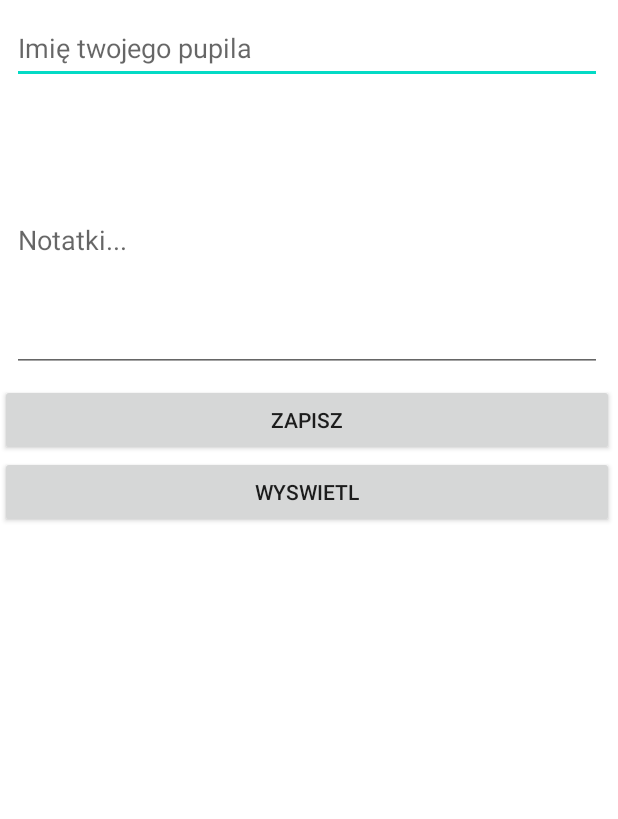
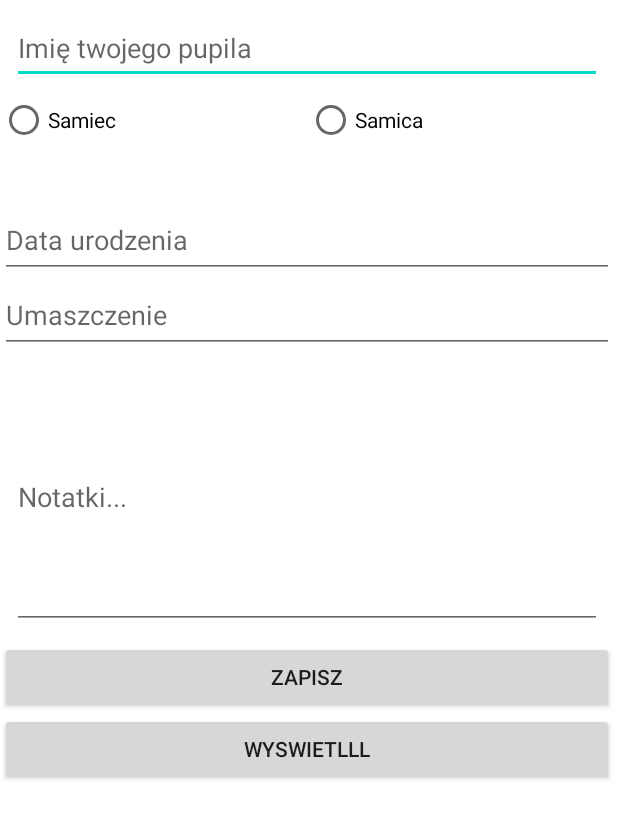
Before and after one commit to Szkolarz/RodentsHelper, an Android app: the AddRodents screen opened directly, with no data from a screen before it, on a phone screen of 412 x 824 dp. Shown: the top 819 px of the screen. Run offline under Robolectric (Android 15) with nearby library versions, the phone set to English and light mode, and no system bars.

Commit message:
Separate edit activity + missing CRUD elements

```diff
--- a/app/src/main/java/com/example/rodentshelper/AddRodents.java
+++ b/app/src/main/java/com/example/rodentshelper/AddRodents.java
@@ -6,32 +6,55 @@ import android.os.Bundle;
 import android.view.View;
 import android.widget.Button;
 import android.widget.EditText;
+import android.widget.RadioButton;
+import android.widget.RadioGroup;
 import android.widget.Toast;
 
 import com.example.rodentshelper.SQL.SQLiteHelper;
 
+import java.sql.Date;
+
 public class AddRodents extends Activity {
 
-    EditText editTextNotes, editTextName;
+    EditText editTextNotes, editTextName, editTextDate, editTextFur;
     Button buttonSaveRodent, buttonView;
+    RadioButton radioButtonGender1, radioButtonGender2;
+
+
+    RadioGroup radioGroup;
+    RadioButton radioButton;
 
     @Override
     public void onCreate(Bundle savedInstanceState) {
         super.onCreate(savedInstanceState);
         setContentView(R.layout.chosen_rodent);
 
-        editTextName = findViewById(R.id.editTextListName);
-        editTextNotes = findViewById(R.id.editTextNotes);
+        editTextName = findViewById(R.id.editTextEditName);
+        editTextDate = findViewById(R.id.editTextEditDate);
+        editTextFur = findViewById(R.id.editTextEditFur);
+        editTextNotes = findViewById(R.id.editTextEditNotes);
 
-        buttonSaveRodent = findViewById(R.id.buttonSaveRodent);
-        buttonView = findViewById(R.id.buttonView);
+        radioButtonGender1 = findViewById(R.id.radioButtonEditGender1);
+        radioButtonGender2 = findViewById(R.id.radioButtonEditGender2);
+
+        radioGroup = findViewById(R.id.radioEditGroup1);
+
+        buttonSaveRodent = findViewById(R.id.buttonEditSaveRodent);
+        buttonView = findViewById(R.id.buttonEditView);
 
 
     }
 
     public void saveRodent(View view) {
         String stringName = editTextName.getText().toString();
+
+        String stringDate = editTextDate.getText().toString();
+        String stringFur = editTextFur.getText().toString();
         String stringNotes = editTextNotes.getText().toString();
+
+        int selectedRadio = radioGroup.getCheckedRadioButtonId();
+        radioButton = (RadioButton) findViewById(selectedRadio);
+        String stringGender = radioButton.getText().toString();
 
         if (stringName.length() <= 0 || stringNotes.length() <= 0) {
             Toast.makeText(AddRodents.this, "Wprowadź wszystkie dane", Toast.LENGTH_SHORT).show();
@@ -39,7 +62,7 @@ public class AddRodents extends Activity {
         }
         else {
             SQLiteHelper databaseHelper = new SQLiteHelper(AddRodents.this);
-            RodentsModelClass rodentsModelClass = new RodentsModelClass(stringName, stringNotes);
+            RodentsModelClass rodentsModelClass = new RodentsModelClass(stringName, stringGender, Date.valueOf(stringDate), stringFur, stringNotes);
             databaseHelper.addNeRodent(rodentsModelClass);
             Toast.makeText(AddRodents.this, "Pomyślnie dodano", Toast.LENGTH_SHORT).show();
             System.out.println("DODANO");
--- a/app/src/main/res/layout/chosen_rodent.xml
+++ b/app/src/main/res/layout/chosen_rodent.xml
@@ -14,7 +14,7 @@
         app:layout_constraintTop_toTopOf="parent">
 
         <EditText
-            android:id="@+id/editTextListName"
+            android:id="@+id/editTextEditName"
             android:layout_width="match_parent"
             android:layout_height="48dp"
             android:layout_margin="8dp"
@@ -22,8 +22,54 @@
             android:hint="Imię twojego pupila"
             />
 
+        <LinearLayout
+            android:layout_width="match_parent"
+            android:layout_height="71dp"
+            android:orientation="horizontal">
+
+            <RadioGroup
+                android:id="@+id/radioEditGroup1"
+                android:layout_width="match_parent"
+                android:layout_height="match_parent"
+                android:layout_weight="1"
+                android:orientation="horizontal">
+
+                <RadioButton
+                    android:id="@+id/radioButtonEditGender1"
+                    android:layout_width="wrap_content"
+                    android:layout_height="wrap_content"
+                    android:layout_weight="1"
+                    android:text="Samiec" />
+
+                <RadioButton
+                    android:id="@+id/radioButtonEditGender2"
+                    android:layout_width="wrap_content"
+                    android:layout_height="wrap_content"
+                    android:layout_weight="1"
+                    android:text="Samica" />
+
+            </RadioGroup>
+
+        </LinearLayout>
+
         <EditText
-            android:id="@+id/editTextNotes"
+            android:id="@+id/editTextEditDate"
+            android:layout_width="match_parent"
+            android:layout_height="50dp"
+            android:ems="10"
+            android:hint="Data urodzenia"
+            android:inputType="date" />
+
+        <EditText
+            android:id="@+id/editTextEditFur"
+            android:layout_width="match_parent"
+            android:layout_height="50dp"
+            android:ems="10"
+            android:hint="Umaszczenie"
+            android:inputType="textPersonName" />
+
+        <EditText
+            android:id="@+id/editTextEditNotes"
             android:layout_width="match_parent"
             android:layout_height="176dp"
             android:layout_margin="8dp"
@@ -31,17 +77,17 @@
             android:hint="Notatki..." />
 
         <Button
-            android:id="@+id/buttonSaveRodent"
+            android:id="@+id/buttonEditSaveRodent"
             android:layout_width="match_parent"
             android:layout_height="wrap_content"
             android:onClick="saveRodent"
             android:text="Zapisz" />
 
         <Button
-            android:id="@+id/buttonView"
+            android:id="@+id/buttonEditView"
             android:layout_width="match_parent"
             android:layout_height="wrap_content"
             android:onClick="viewRodents"
-            android:text="Wyswietl" />
+            android:text="Wyswietlll" />
     </LinearLayout>
 </androidx.constraintlayout.widget.ConstraintLayout>
```
Also changed, not shown: app/src/main/AndroidManifest.xml (+10 -2 lines), app/src/main/java/com/example/rodentshelper/RodentsAdapterClass.java (+52 -10 lines), app/src/main/java/com/example/rodentshelper/RodentsModelClass.java (+51 -5 lines), app/src/main/java/com/example/rodentshelper/SQL/SQLiteHelper.java (+18 -15 lines), app/src/main/res/layout/rodents_item_list.xml (+35 -1 lines).
